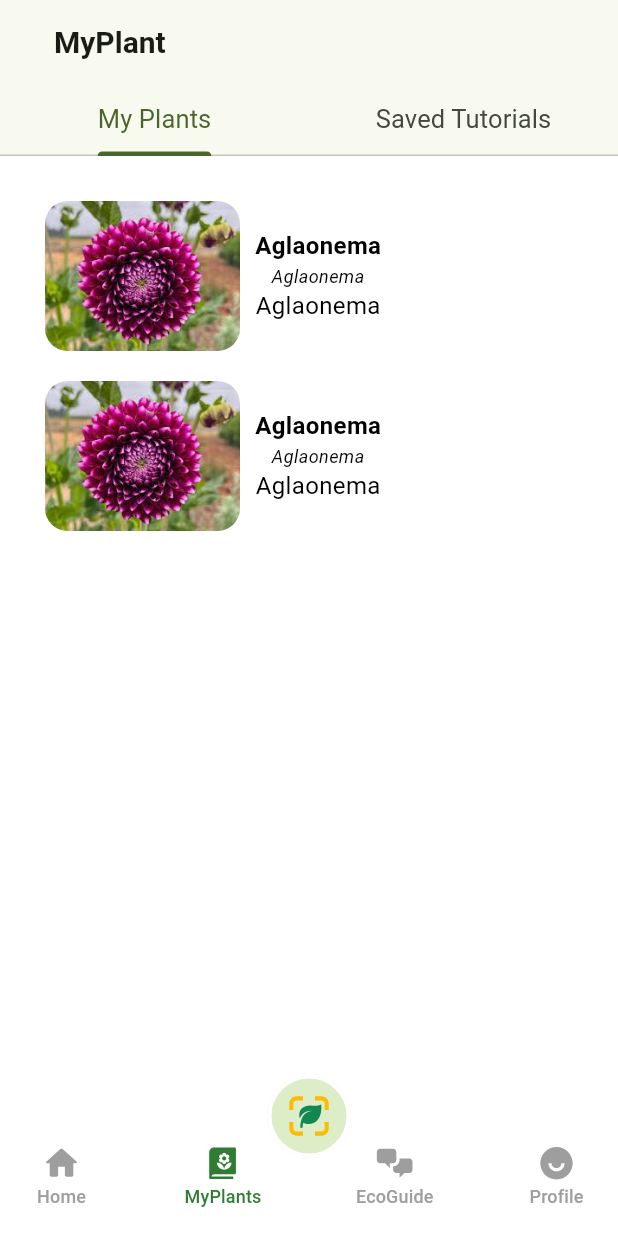
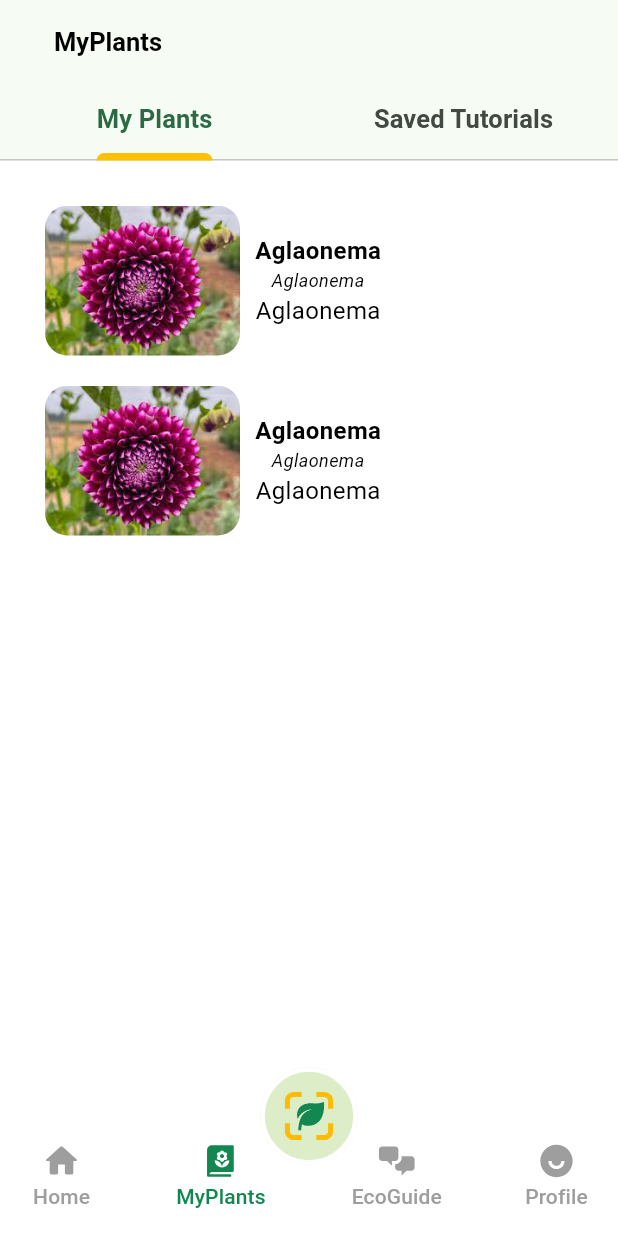
Before and after one commit to v-chns/greenMate, a Flutter app: the screen it shows after launch, item 2 of the bottom bar chosen, on a phone screen of 412 x 824 dp. Run offline on Flutter 3.47's test engine with Material 3 defaults, Android fonts, the light colour scheme and no system bars; our stand-ins replace camera, chat_bubbles, flutter_cache_manager, flutter_svg, get, image_picker and 3 more.

Commit message:
Fix: navbar bug, other layouts

```diff
--- a/lib/common/widgets/PlantsGridView.dart
+++ b/lib/common/widgets/PlantsGridView.dart
@@ -79,7 +79,7 @@ Widget _buildPlantContainer(Plant plant, String imagePath, BuildContext context)
             width: 140,
             decoration: BoxDecoration(
               color: Colors.grey,
-              borderRadius: BorderRadius.circular(8.0),
+              borderRadius: BorderRadius.circular(3.0),
               image: DecorationImage(
                 image: AssetImage(imagePath),
                 fit: BoxFit.cover,
--- a/lib/features/screens/Dashboard.dart
+++ b/lib/features/screens/Dashboard.dart
@@ -26,7 +26,7 @@ class _DashboardState extends State<Dashboard> {
                   Padding(
                     padding: const EdgeInsets.only(bottom: 8),
                     child: Text(
-                      "Good Morning",
+                      "Good Morning ⛅",
                       style: const TextStyle(
                           fontSize: 20, fontWeight: FontWeight.bold),
                     ),
--- a/lib/features/screens/Home.dart
+++ b/lib/features/screens/Home.dart
@@ -35,18 +35,24 @@ class _HomeState extends State<Home> {
         bucket: bucket,
         child: currentScreen,
       ),
-
+      resizeToAvoidBottomInset: false,
       floatingActionButtonLocation: FloatingActionButtonLocation.centerDocked,
-      floatingActionButton: FloatingActionButton(
-        shape: const CircleBorder(
-          side: BorderSide(color: Colors.white, width: 3.0, style: BorderStyle.solid)
-        ),
-        onPressed: () => Get.toNamed('/tutorial'), // ini redirect ke kamera
-        backgroundColor: Colors.lightGreen[100],
-        elevation: 0,
-        child: SvgPicture.asset('assets/icons/Camera_icon.svg',
-        width: 27,
-        height: 27,
+      floatingActionButton: SizedBox(
+        width: 65,
+        height: 65,
+        child: FloatingActionButton(
+          heroTag: 'Tutorial',
+          shape: const CircleBorder(
+            side: BorderSide(color: Colors.white, width: 3.0, style: BorderStyle.solid),
+          ),
+          onPressed: () => Get.toNamed('/tutorial'), // Redirect to camera
+          backgroundColor: Colors.lightGreen[100],
+          elevation: 0,
+          child: SvgPicture.asset(
+            'assets/icons/Camera_icon.svg',
+            width: 33, // Adjust the width of the icon inside the button
+            height: 33, // Adjust the height of the icon inside the button
+          ),
         ),
       ),
 
@@ -54,6 +60,7 @@ class _HomeState extends State<Home> {
         notchMargin: 5.0,
         shape: const CircularNotchedRectangle(),
         color: Colors.white,
+        elevation: 1,
         child: Row(
           mainAxisAlignment: MainAxisAlignment.spaceBetween,
           mainAxisSize: MainAxisSize.max,
@@ -74,12 +81,12 @@ class _HomeState extends State<Home> {
                   SvgPicture.asset('assets/icons/Home_icon.svg',
                     width: 27,
                     height: 27,
-                    color: currentTab == 0 ? Colors.green[800] : Colors.grey,
+                    color: currentTab == 0 ? Color(0xFF128750) : Colors.grey,
                   ),
                   Text(
                     "Home",
-                    style: TextStyle(color: currentTab == 0 ? Colors.green[800] : Colors.grey ,
-                    fontSize: 12, fontWeight: FontWeight.w500),
+                    style: TextStyle(color: currentTab == 0 ? Color(0xFF128750) : Colors.grey ,
+                    fontSize: 14, fontWeight: FontWeight.w500),
                   )
                 ],
               ),
@@ -101,11 +108,11 @@ class _HomeState extends State<Home> {
                   SvgPicture.asset('assets/icons/MyPlants_icon.svg',
                     width: 27,
                     height: 27,
-                    color: currentTab == 1 ? Colors.green[800] : Colors.grey,
+                    color: currentTab == 1 ? Color(0xFF128750) : Colors.grey,
                   ),
                   Text(
                     "MyPlants",
-                    style: TextStyle(color: currentTab == 1 ? Colors.green[800] : Colors.grey , fontSize: 12, fontWeight: FontWeight.w500),
+                    style: TextStyle(color: currentTab == 1 ? Color(0xFF128750) : Colors.grey , fontSize: 14, fontWeight: FontWeight.w500),
                   )
                 ],
               ),
@@ -126,11 +133,11 @@ class _HomeState extends State<Home> {
                   SvgPicture.asset('assets/icons/GreenGuru_icon.svg',
                     width: 27,
                     height: 27,
-                    color: currentTab == 2 ? Colors.green[800] : Colors.grey,
+                    color: currentTab == 2 ? Color(0xFF128750) : Colors.grey,
                   ),
                   Text(
                     "EcoGuide",
-                    style: TextStyle(color: currentTab == 2 ? Colors.green[800] : Colors.grey, fontSize: 12, fontWeight: FontWeight.w500),
+                    style: TextStyle(color: currentTab == 2 ? Color(0xFF128750) : Colors.grey, fontSize: 14, fontWeight: FontWeight.w500),
                   )
                 ],
               ),
@@ -151,11 +158,11 @@ class _HomeState extends State<Home> {
                   SvgPicture.asset('assets/icons/Profile_icon.svg',
                     width: 27,
                     height: 27,
-                    color: currentTab == 3 ? Colors.green[800] : Colors.grey,
+                    color: currentTab == 3 ? Color(0xFF128750) : Colors.grey,
                   ),
                   Text(
                     "Profile",
-                    style: TextStyle(color: currentTab == 3 ? Colors.green[800] : Colors.grey, fontSize: 12, fontWeight: FontWeight.w500),
+                    style: TextStyle(color: currentTab == 3 ? Color(0xFF128750) : Colors.grey, fontSize: 14, fontWeight: FontWeight.w500),
                   )
                 ],
               ),
--- a/lib/features/screens/MyPlants.dart
+++ b/lib/features/screens/MyPlants.dart
@@ -40,13 +40,25 @@ class _MyPlantsState extends State<MyPlants> {
         child: Scaffold(
           appBar: AppBar(
             bottom: const TabBar(
-              tabs: [Tab(text: "My Plants"), Tab(text: "Saved Tutorials")],
+              tabs: [
+                Tab(child: Text(
+                'My Plants',
+                style: TextStyle(fontWeight: FontWeight.w600),
+              ),),
+                Tab(child: Text(
+                  'Saved Tutorials',
+                  style: TextStyle(fontWeight: FontWeight.w600),
+                ),)
+              ],
+                indicatorColor: Colors.amber,
+                indicatorWeight: 5.0,
+                indicatorSize: TabBarIndicatorSize.label
             ),
-            title: const Padding(
+            title: Padding(
               padding: const EdgeInsets.only(left: 20),
               child: Text(
-                "MyPlant",
-                style: TextStyle(fontWeight: FontWeight.bold, fontSize: 20),
+                "MyPlants",
+                style: Theme.of(context).textTheme.titleLarge
               ),
             ),
           ),
--- a/lib/features/screens/PlantDetails.dart
+++ b/lib/features/screens/PlantDetails.dart
@@ -123,7 +123,7 @@ class _PlantDetailsState extends State<PlantDetails> {
                   Expanded(
                     child: Container(
                       height: MediaQuery.of(context).size.height - 0, // Adjust someValue
-                      padding: EdgeInsets.all(20.0),
+                      padding: EdgeInsets.only(left: 20, right: 20, top: 10, bottom: 0),
                       child: TabBarView(
                         children: [
                           PlantOverview(result: widget.result),
@@ -156,7 +156,7 @@ class _PlantDetailsState extends State<PlantDetails> {
               ),
               child: Center(
                 child: ElevatedButton(
-                  style: ElevatedButton.styleFrom(padding: const EdgeInsets.symmetric(horizontal: 85)),
+                  style: ElevatedButton.styleFrom(padding: const EdgeInsets.symmetric(horizontal: 100)),
                   onPressed: () {
                     // Handle button press
                   },
--- a/lib/features/screens/Profile.dart
+++ b/lib/features/screens/Profile.dart
@@ -9,7 +9,9 @@ class _ProfileState extends State<Profile> {
   @override
   Widget build(BuildContext context){
     return Scaffold(
-      appBar: AppBar(title: Text('Profile')),
+      appBar: AppBar(title: Text('Profile', style: Theme.of(context).textTheme.titleLarge,)
+
+      ),
     );
   }
 }
--- a/lib/utils/theme/custom_themes/text_theme.dart
+++ b/lib/utils/theme/custom_themes/text_theme.dart
@@ -4,11 +4,11 @@ class greenmateTextTheme {
   greenmateTextTheme._();
 
   static TextTheme lightTextTheme = TextTheme(
-    headlineLarge: const TextStyle().copyWith(fontSize: 32.0, fontWeight: FontWeight.bold, color: Colors.black),
-    headlineMedium: const TextStyle().copyWith(fontSize: 24.0, fontWeight: FontWeight.w600, color: Colors.black),
-    headlineSmall: const TextStyle().copyWith(fontSize: 20.0, fontWeight: FontWeight.w600, color: Colors.black),
+    headlineLarge: const TextStyle().copyWith(fontSize: 30.0, fontWeight: FontWeight.bold, color: Colors.black),
+    headlineMedium: const TextStyle().copyWith(fontSize: 22.0, fontWeight: FontWeight.w600, color: Colors.black),
+    headlineSmall: const TextStyle().copyWith(fontSize: 19.0, fontWeight: FontWeight.w600, color: Colors.black),
 
-    titleLarge: const TextStyle().copyWith(fontSize: 18.0, fontWeight: FontWeight.w600, color: Colors.black),
+    titleLarge: const TextStyle().copyWith(fontSize: 17.0, fontWeight: FontWeight.w600, color: Colors.black),
     titleMedium: const TextStyle().copyWith(fontSize: 17.0, fontWeight: FontWeight.w500, color: Colors.black),
     titleSmall: const TextStyle().copyWith(fontSize: 17.0, fontWeight: FontWeight.w400, color: Colors.black.withOpacity(0.5)),
 
--- a/lib/utils/theme/theme.dart
+++ b/lib/utils/theme/theme.dart
@@ -6,20 +6,20 @@ class greenMateTheme {
   greenMateTheme._();
 
   static ThemeData lightTheme = ThemeData(
-    colorScheme: ColorScheme.fromSeed(seedColor: Colors.lightGreen),
+    colorScheme: ColorScheme.fromSeed(seedColor: Color(0xFF128750)),
     useMaterial3: true,
     brightness: Brightness.light,
-    primaryColor: Colors.green[800],
+    primaryColor: Color(0xFF128750),
     scaffoldBackgroundColor: Colors.white,
     textTheme: greenmateTextTheme.lightTextTheme,
     elevatedButtonTheme: greenMateElevatedButtonTheme.lightElevatedButtonTheme
   );
 
   static ThemeData darkTheme = ThemeData(
-    colorScheme: ColorScheme.fromSeed(seedColor: Colors.lightGreen),
+    colorScheme: ColorScheme.fromSeed(seedColor: Color(0xFF128750)),
     useMaterial3: true,
     //brightness: Brightness.dark,
-    primaryColor: Colors.green[800],
+    primaryColor: Color(0xFF128750),
     scaffoldBackgroundColor: Colors.black87,
     textTheme: greenmateTextTheme.darkTextTheme, elevatedButtonTheme: greenMateElevatedButtonTheme.darkElevatedButtonTheme
 
```
Also changed, not shown: lib/common/widgets/ResultPanelWidget.dart (+27 -8 lines), lib/features/screens/EcoGuide.dart (+29 -7 lines).
